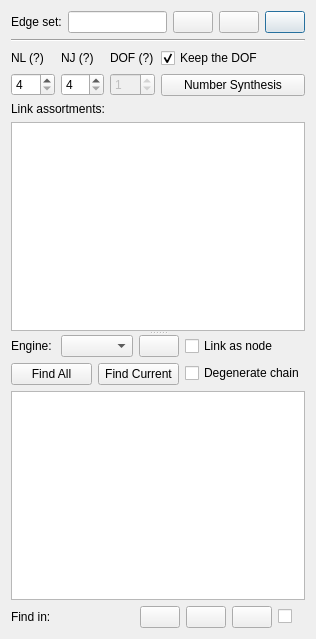
Before: the Qt Designer form core/synthesis/structure_synthesis/structure_widget.ui in KmolYuan/Pyslvs-UI, drawn with Qt 5.
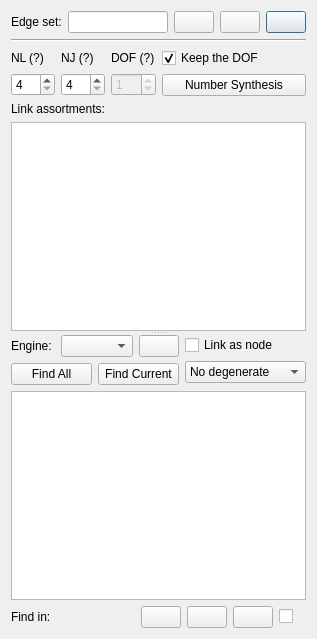
After: the same form once the commit is applied. Icons and pictures are not drawn.

Commit message: Update kernel and UI support.

What changed in the file:
```diff
--- a/core/synthesis/structure_synthesis/structure_widget.ui
+++ b/core/synthesis/structure_synthesis/structure_widget.ui
@@ -304,13 +304,31 @@
             </widget>
            </item>
            <item>
-            <widget class="QCheckBox" name="graph_degenerate">
-             <property name="statusTip">
-              <string>Keep degenerate chains in the result.</string>
+            <widget class="QComboBox" name="graph_degenerate">
+             <property name="sizePolicy">
+              <sizepolicy hsizetype="Minimum" vsizetype="Fixed">
+               <horstretch>0</horstretch>
+               <verstretch>0</verstretch>
+              </sizepolicy>
              </property>
-             <property name="text">
-              <string>Degenerate chain</string>
+             <property name="currentIndex">
+              <number>1</number>
              </property>
+             <item>
+              <property name="text">
+               <string>Only degenerate</string>
+              </property>
+             </item>
+             <item>
+              <property name="text">
+               <string>No degenerate</string>
+              </property>
+             </item>
+             <item>
+              <property name="text">
+               <string>All</string>
+              </property>
+             </item>
             </widget>
            </item>
           </layout>
```
The commit also changes 2 other files.
